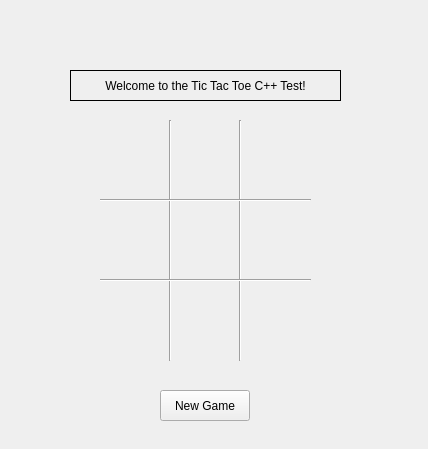
This is gui/tttgui.ui in CodePhase/tictactoe as Qt 5 draws it before an edit. The edited form follows.
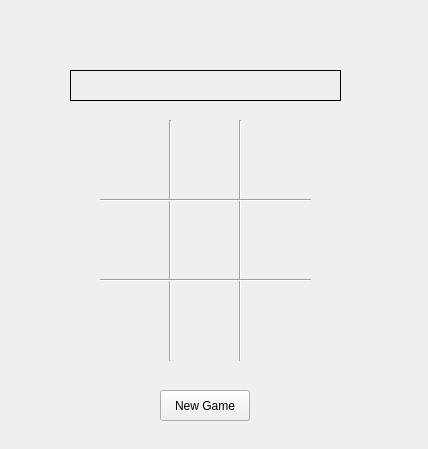
This is the edited form.

Commit message: Add uninstall target and minor GUI changes

What changed in the file:
```diff
--- a/gui/tttgui.ui
+++ b/gui/tttgui.ui
@@ -271,7 +271,7 @@
     <number>1</number>
    </property>
    <property name="text">
-    <string>Welcome to the Tic Tac Toe C++ Test!</string>
+    <string/>
    </property>
    <property name="alignment">
     <set>Qt::AlignCenter</set>
```
Left out of the diff: 3 changed lines with no effect on the pictures. The commit also changes 4 other files.
